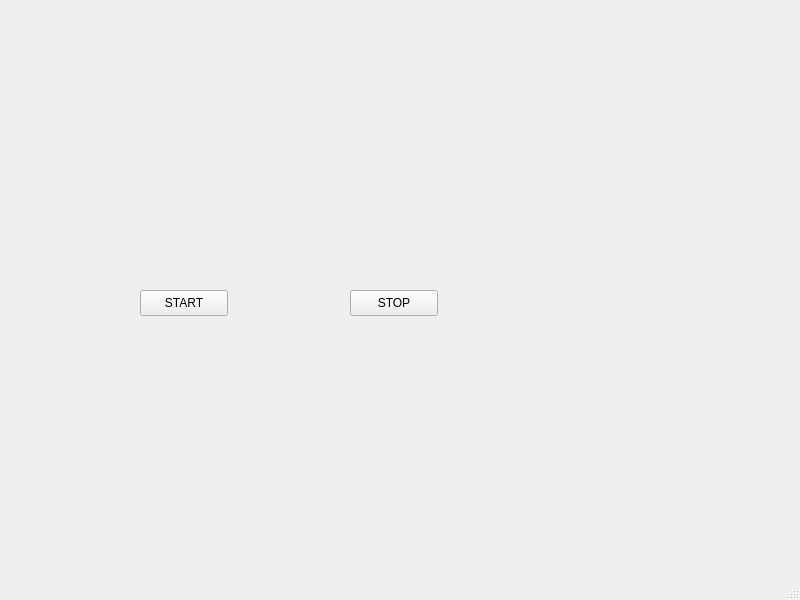
The window that mainwindow.ui (Jose01R/Proyecto---Line-Production) describes before a commit, drawn with Qt 5.
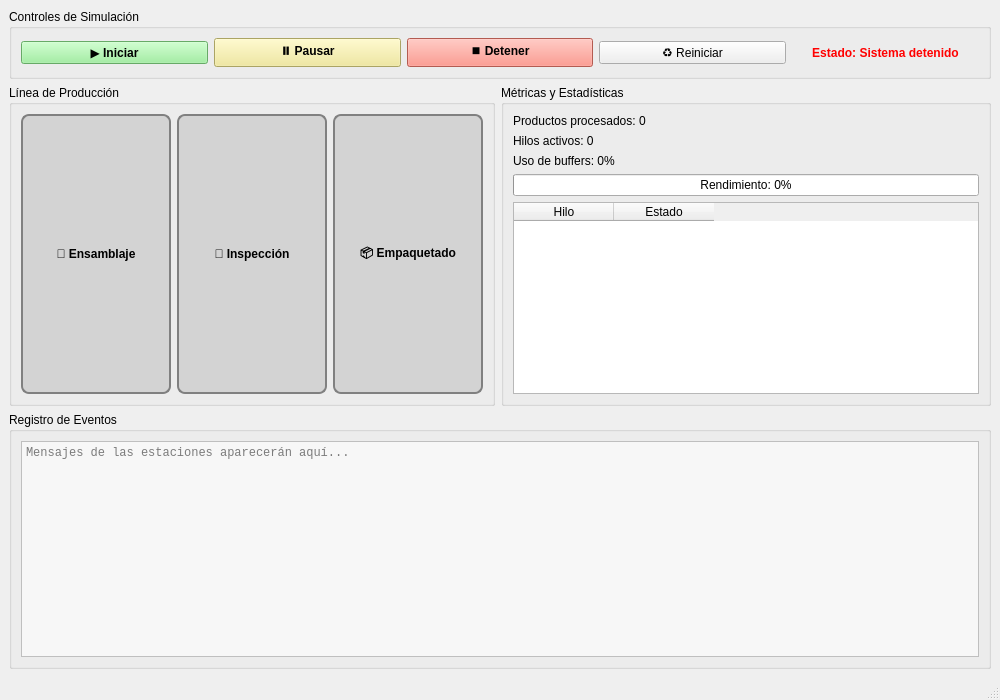
The same window after the commit.

Patch:
```diff
--- a/mainwindow.ui
+++ b/mainwindow.ui
@@ -6,40 +6,236 @@
    <rect>
     <x>0</x>
     <y>0</y>
-    <width>800</width>
-    <height>600</height>
+    <width>1000</width>
+    <height>700</height>
    </rect>
   </property>
   <property name="windowTitle">
    <string>MainWindow</string>
   </property>
   <widget class="QWidget" name="centralwidget">
-   <widget class="QPushButton" name="pushButton_Start">
-    <property name="geometry">
-     <rect>
-      <x>140</x>
-      <y>290</y>
-      <width>88</width>
-      <height>26</height>
-     </rect>
-    </property>
-    <property name="text">
-     <string>START</string>
-    </property>
-   </widget>
-   <widget class="QPushButton" name="pushButton_Stop">
-    <property name="geometry">
-     <rect>
-      <x>350</x>
-      <y>290</y>
-      <width>88</width>
-      <height>26</height>
-     </rect>
-    </property>
-    <property name="text">
-     <string>STOP</string>
-    </property>
-   </widget>
+   <layout class="QGridLayout" name="gridLayout">
+
+    <!-- PANEL SUPERIOR: CONTROL -->
+    <item row="0" column="0" colspan="2">
+     <widget class="QGroupBox" name="groupBox_Controls">
+      <property name="title">
+       <string>Controles de Simulación</string>
+      </property>
+      <layout class="QHBoxLayout" name="layoutControls">
+       <item>
+        <widget class="QPushButton" name="pushButton_Start">
+         <property name="text">
+          <string>▶ Iniciar</string>
+         </property>
+         <property name="styleSheet">
+          <string notr="true">background-color: lightgreen; font-weight: bold;</string>
+         </property>
+        </widget>
+       </item>
+       <item>
+        <widget class="QPushButton" name="pushButton_Pause">
+         <property name="text">
+          <string>⏸ Pausar</string>
+         </property>
+         <property name="styleSheet">
+          <string notr="true">background-color: khaki; font-weight: bold;</string>
+         </property>
+        </widget>
+       </item>
+       <item>
+        <widget class="QPushButton" name="pushButton_Stop">
+         <property name="text">
+          <string>⏹ Detener</string>
+         </property>
+         <property name="styleSheet">
+          <string notr="true">background-color: salmon; font-weight: bold;</string>
+         </property>
+        </widget>
+       </item>
+       <item>
+        <widget class="QPushButton" name="pushButton_Reset">
+         <property name="text">
+          <string>♻ Reiniciar</string>
+         </property>
+        </widget>
+       </item>
+       <item>
+        <widget class="QLabel" name="label_Status">
+         <property name="text">
+          <string>Estado: Sistema detenido</string>
+         </property>
+         <property name="alignment">
+          <set>Qt::AlignCenter</set>
+         </property>
+         <property name="styleSheet">
+          <string notr="true">font-weight: bold; color: red;</string>
+         </property>
+        </widget>
+       </item>
+      </layout>
+     </widget>
+    </item>
+
+    <!-- PANEL CENTRAL: ESTACIONES -->
+    <item row="1" column="0">
+     <widget class="QGroupBox" name="groupBox_Linea">
+      <property name="title">
+       <string>Línea de Producción</string>
+      </property>
+      <layout class="QVBoxLayout" name="layoutLinea">
+       <item>
+        <layout class="QHBoxLayout" name="layoutStations">
+         <item>
+          <widget class="QLabel" name="label_Assembler">
+           <property name="text">
+            <string>🔧 Ensamblaje</string>
+           </property>
+           <property name="alignment">
+            <set>Qt::AlignCenter</set>
+           </property>
+           <property name="minimumSize">
+            <size>
+             <width>150</width>
+             <height>80</height>
+            </size>
+           </property>
+           <property name="styleSheet">
+            <string notr="true">background-color: lightgray; border: 2px solid gray; border-radius: 8px; font-weight: bold;</string>
+           </property>
+          </widget>
+         </item>
+         <item>
+          <widget class="QLabel" name="label_Tester">
+           <property name="text">
+            <string>🧪 Inspección</string>
+           </property>
+           <property name="alignment">
+            <set>Qt::AlignCenter</set>
+           </property>
+           <property name="minimumSize">
+            <size>
+             <width>150</width>
+             <height>80</height>
+            </size>
+           </property>
+           <property name="styleSheet">
+            <string notr="true">background-color: lightgray; border: 2px solid gray; border-radius: 8px; font-weight: bold;</string>
+           </property>
+          </widget>
+         </item>
+         <item>
+          <widget class="QLabel" name="label_Packager">
+           <property name="text">
+            <string>📦 Empaquetado</string>
+           </property>
+           <property name="alignment">
+            <set>Qt::AlignCenter</set>
+           </property>
+           <property name="minimumSize">
+            <size>
+             <width>150</width>
+             <height>80</height>
+            </size>
+           </property>
+           <property name="styleSheet">
+            <string notr="true">background-color: lightgray; border: 2px solid gray; border-radius: 8px; font-weight: bold;</string>
+           </property>
+          </widget>
+         </item>
+        </layout>
+       </item>
+      </layout>
+     </widget>
+    </item>
+
+    <!-- PANEL LATERAL DERECHO: MÉTRICAS -->
+    <item row="1" column="1">
+     <widget class="QGroupBox" name="groupBox_Metrics">
+      <property name="title">
+       <string>Métricas y Estadísticas</string>
+      </property>
+      <layout class="QVBoxLayout" name="layoutMetrics">
+       <item>
+        <widget class="QLabel" name="label_ProductsProcessed">
+         <property name="text">
+          <string>Productos procesados: 0</string>
+         </property>
+        </widget>
+       </item>
+       <item>
+        <widget class="QLabel" name="label_ThreadsActive">
+         <property name="text">
+          <string>Hilos activos: 0</string>
+         </property>
+        </widget>
+       </item>
+       <item>
+        <widget class="QLabel" name="label_BufferUsage">
+         <property name="text">
+          <string>Uso de buffers: 0%</string>
+         </property>
+        </widget>
+       </item>
+       <item>
+        <widget class="QProgressBar" name="progressBar_Throughput">
+         <property name="value">
+          <number>0</number>
+         </property>
+         <property name="format">
+          <string>Rendimiento: %p%</string>
+         </property>
+        </widget>
+       </item>
+       <item>
+        <widget class="QTableWidget" name="tableWidget_Threads">
+         <column>
+          <property name="text">
+           <string>Hilo</string>
+          </property>
+         </column>
+         <column>
+          <property name="text">
+           <string>Estado</string>
+          </property>
+         </column>
+         <property name="rowCount">
+          <number>0</number>
+         </property>
+         <property name="columnCount">
+          <number>2</number>
+         </property>
+        </widget>
+       </item>
+      </layout>
+     </widget>
+    </item>
+
+    <!-- PANEL INFERIOR: LOGS -->
+    <item row="2" column="0" colspan="2">
+     <widget class="QGroupBox" name="groupBox_Logs">
+      <property name="title">
+       <string>Registro de Eventos</string>
+      </property>
+      <layout class="QVBoxLayout" name="layoutLogs">
+       <item>
+        <widget class="QTextEdit" name="textEdit_Log">
+         <property name="readOnly">
+          <bool>true</bool>
+         </property>
+         <property name="styleSheet">
+          <string notr="true">background-color: #f7f7f7; font-family: Consolas, monospace;</string>
+         </property>
+         <property name="placeholderText">
+          <string>Mensajes de las estaciones aparecerán aquí...</string>
+         </property>
+        </widget>
+       </item>
+      </layout>
+     </widget>
+    </item>
+
+   </layout>
   </widget>
   <widget class="QMenuBar" name="menubar">
    <property name="geometry">
```
Left out of the diff: 8 changed lines with no effect on the pictures.
